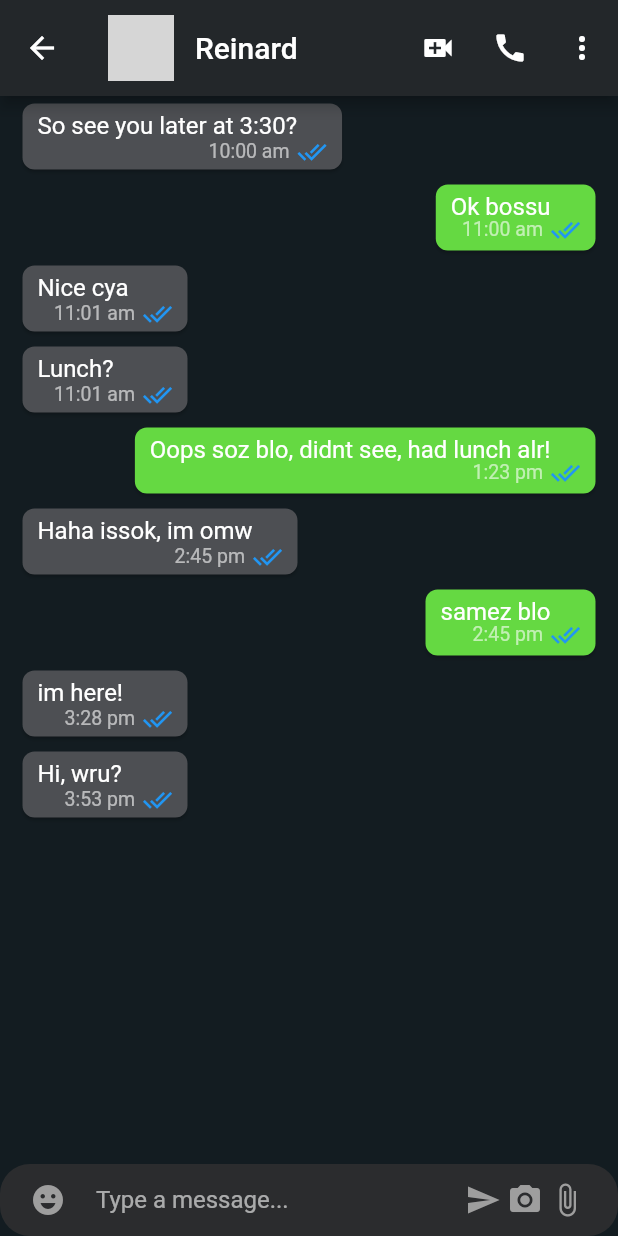
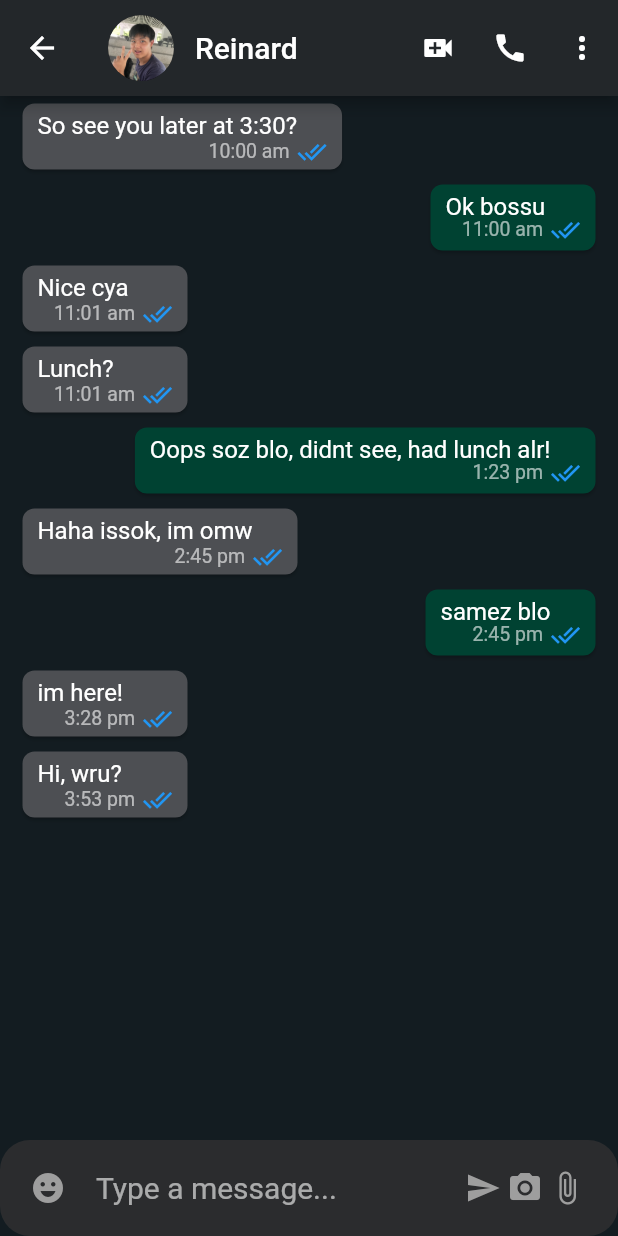
Before and after one commit to 4ndrelim/ChatAppClone, a Flutter app: the screen it shows after launch, after a tap on "Reinard", on a phone screen of 412 x 824 dp. Run offline on Flutter 3.47's test engine with Material 2 defaults, Android fonts, the phone set to English and light mode, and no system bars; our stand-ins replace equatable; network calls fail; grey boxes are pictures that could not be loaded.

```diff
--- a/lib/colours.dart
+++ b/lib/colours.dart
@@ -8,9 +8,8 @@ const dividerColor = Color.fromARGB(255, 92, 92, 92);
 const webAppBarColor = Color.fromRGBO(42, 47, 50, 1);
 const chatBarMessage = Color.fromRGBO(30, 36, 40, 1);
 
-// own colours
 const appBarTextColor = Color.fromARGB(255, 255, 255, 255);
 const searchBarColor = Color.fromARGB(255, 31, 40, 54);
-const messageColor = Color.fromARGB(255, 101, 217, 66);
+const messageColor = Color.fromARGB(255, 0, 66, 50);
 const senderMessageColor = Color.fromARGB(255, 77, 79, 83);
 const mobileChatBoxColor = Color.fromARGB(255, 43, 44, 46);
--- a/lib/info.dart
+++ b/lib/info.dart
@@ -3,55 +3,55 @@ const info = [
     'name': 'Reinard',
     'message': 'Hi, wru?',
     'time': '3:53 pm',
-    'profilePic': 'images/reinard.jpeg',
+    'profilePic': 'assets/images/reinard.jpeg',
   },
   {
     'name': 'andre',
     'message': 'Heyy, lima_dingdong here!',
     'time': '2:25 pm',
-    'profilePic': 'images/dingdong.jpg',
+    'profilePic': 'assets/images/dingdong.jpg',
   },
   {
     'name': 'claudeon',
     'message': 'i m sleepy so gdnite.',
     'time': '1:03 pm',
-    'profilePic': 'images/claudeon.jpeg',
+    'profilePic': 'assets/images/claudeon.jpeg',
   },
   {
     'name': 'Ramon',
     'message': 'I just have a mala superiority complex.',
     'time': '12:06 pm',
-    'profilePic': 'images/ramon.jpeg',
+    'profilePic': 'assets/images/ramon.jpeg',
   },
   {
     'name': 'Saadaas',
     'message': 'I\'m a palindrome but they call me saadaas_destroyer',
     'time': '10:00 am',
-    'profilePic': 'images/saad.jpeg',
+    'profilePic': 'assets/images/saad.jpeg',
   },
   {
     'name': 'Ara-Ara-San',
     'message': 'who is she?',
     'time': '4:53 am',
-    'profilePic': 'images/scary.jpg',
+    'profilePic': 'assets/images/scary.jpg',
   },
   {
     'name': 'WrewDon',
     'message': 'Wen fite day?',
     'time': '1:25 am',
-    'profilePic': 'images/wrew.jpg',
+    'profilePic': 'assets/images/wrew.jpg',
   },
   {
     'name': 'TMcDullI',
     'message': 'Check out my github page',
     'time': '3:31 pm',
-    'profilePic': 'images/dull.jpeg',
+    'profilePic': 'assets/images/dull.jpeg',
   },
   {
     'name': 'Kent_HO_O',
     'message': 'Ok, lets code!',
     'time': '3:26 pm',
-    'profilePic': 'images/kent.jpeg',
+    'profilePic': 'assets/images/kent.jpeg',
   },
 ];
 
--- a/lib/screens/chat_screen.dart
+++ b/lib/screens/chat_screen.dart
@@ -42,7 +42,8 @@ class ChatScreen extends StatelessWidget {
           ),
         ],
       ),
-      body: Column(
+      body: SafeArea(
+        child: Column(
           children: [
             Expanded(
               // Chat List
@@ -51,15 +52,20 @@ class ChatScreen extends StatelessWidget {
             // Text input. Not resuing web's version
             // different layout form web's
             TextField(
+              style: const TextStyle(
+                fontSize: 20,
+              ),
               // add multi-line for text field
               keyboardType: TextInputType.multiline,
               maxLines: null,
-
               decoration: InputDecoration(
                 filled: true,
                 fillColor: mobileChatBoxColor,
                 prefixIcon: const Padding(
-                padding: EdgeInsets.symmetric(horizontal: 20),
+                  padding: EdgeInsets.symmetric(
+                    horizontal: 20,
+                    vertical: 20,
+                  ),
                   child: Icon(
                     Icons.emoji_emotions,
                     color: Colors.grey,
@@ -103,11 +109,12 @@ class ChatScreen extends StatelessWidget {
                     style: BorderStyle.none,
                   ),
                 ),
-              contentPadding: EdgeInsets.all(10),
+                contentPadding: const EdgeInsets.all(10),
               ),
             ),
           ],
         ),
+      ),
     );
   }
 }
--- a/lib/widgets/contacts_list.dart
+++ b/lib/widgets/contacts_list.dart
@@ -2,7 +2,6 @@ import 'package:flutter/material.dart';
 import '../info.dart';
 import '../colours.dart';
 import '../screens/chat_screen.dart';
-import '../screens/web_screen_layout.dart';
 
 class ContactsList extends StatelessWidget {
   const ContactsList({Key? key}) : super(key: key);
--- a/lib/widgets/my_message_card.dart
+++ b/lib/widgets/my_message_card.dart
@@ -14,6 +14,7 @@ class MyMessageCard extends StatelessWidget {
       // apply constraints on child
       child: ConstrainedBox(
         constraints: BoxConstraints(
+          minWidth: 140,
           maxWidth: MediaQuery.of(context).size.width - 45,
         ),
         child: Card(
```
Lines whose indentation alone changed are shown as unchanged.
